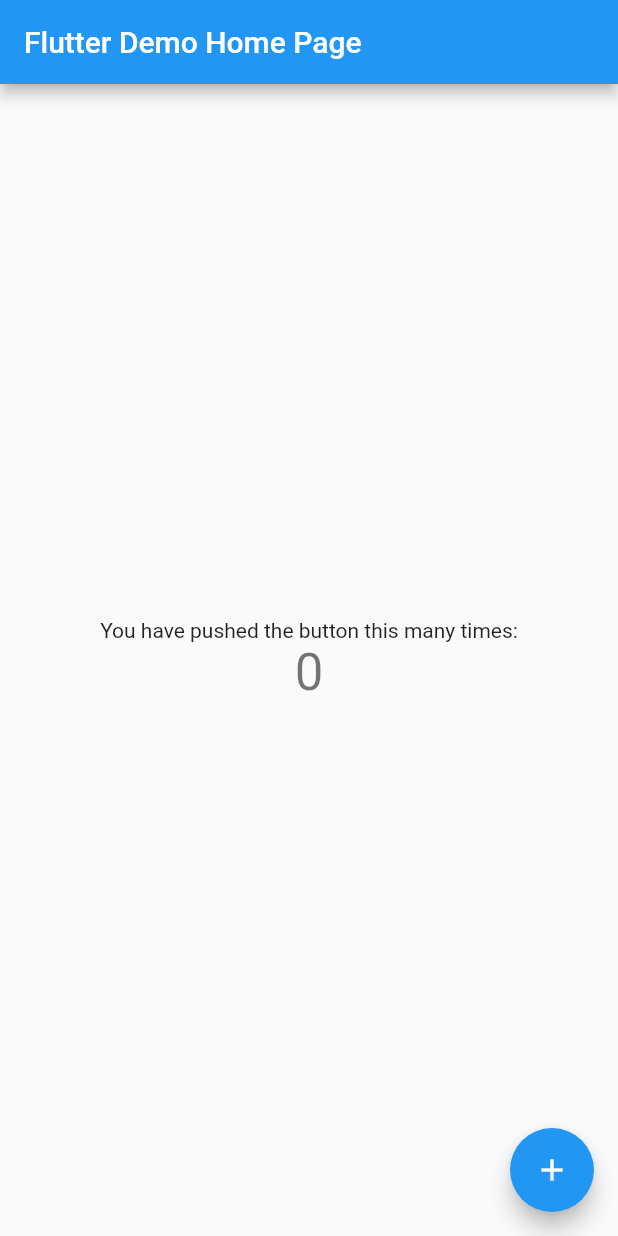
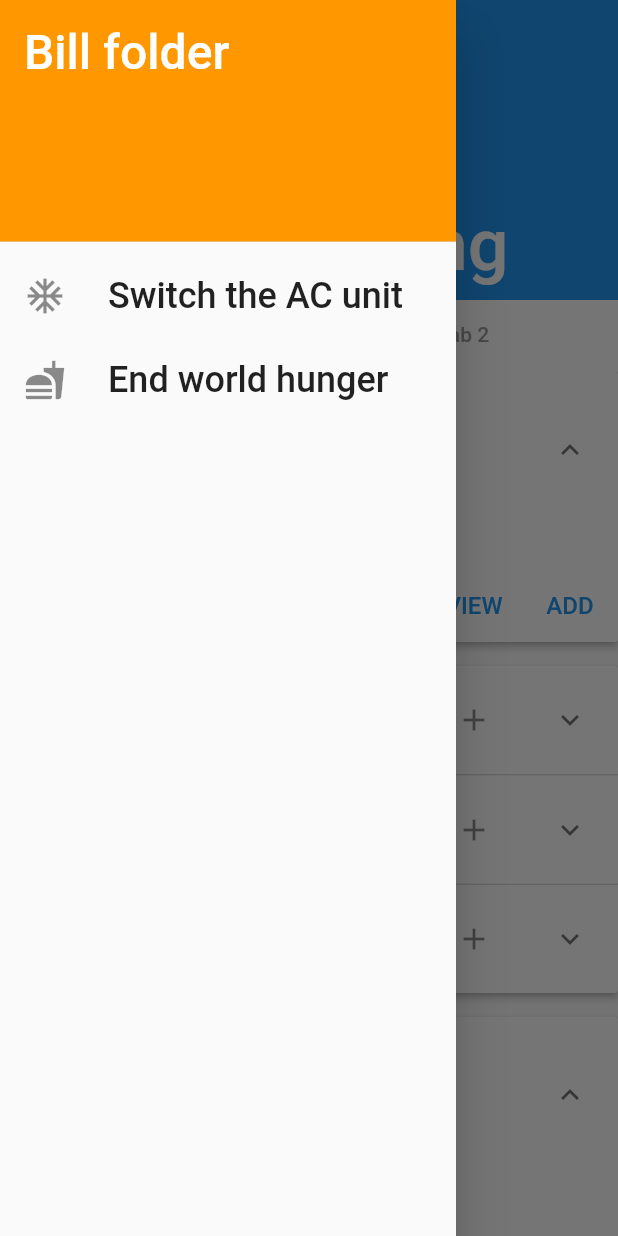
Before and after one commit to GrzegorzKazana/bill-folder, a Flutter app: the screen it shows after launch, with the side drawer open (before the commit the screen has no drawer), on a phone screen of 412 x 824 dp. Run offline on Flutter 3.47's test engine with Material 2 defaults, Android fonts, the phone set to English and light mode, and no system bars.

Commit message:
feat: general idea of ui in first view

```diff
--- a/lib/main.dart
+++ b/lib/main.dart
@@ -1,117 +1,21 @@
 import 'package:flutter/material.dart';
+
+import 'modules/bank_overwiev/BankOverViewPage.dart';
 
 void main() {
   runApp(MyApp());
 }
 
 class MyApp extends StatelessWidget {
-  // This widget is the root of your application.
   @override
   Widget build(BuildContext context) {
     return MaterialApp(
-      title: 'Flutter Demo',
+      title: 'Bill folder',
       theme: ThemeData(
-        // This is the theme of your application.
-        //
-        // Try running your application with "flutter run". You'll see the
-        // application has a blue toolbar. Then, without quitting the app, try
-        // changing the primarySwatch below to Colors.green and then invoke
-        // "hot reload" (press "r" in the console where you ran "flutter run",
-        // or simply save your changes to "hot reload" in a Flutter IDE).
-        // Notice that the counter didn't reset back to zero; the application
-        // is not restarted.
         primarySwatch: Colors.blue,
-        // This makes the visual density adapt to the platform that you run
-        // the app on. For desktop platforms, the controls will be smaller and
-        // closer together (more dense) than on mobile platforms.
         visualDensity: VisualDensity.adaptivePlatformDensity,
       ),
-      home: MyHomePage(title: 'Flutter Demo Home Page'),
+      home: MyHomePage(),
     );
   }
 }
-
-class MyHomePage extends StatefulWidget {
-  MyHomePage({Key key, this.title}) : super(key: key);
-
-  // This widget is the home page of your application. It is stateful, meaning
-  // that it has a State object (defined below) that contains fields that affect
-  // how it looks.
-
-  // This class is the configuration for the state. It holds the values (in this
-  // case the title) provided by the parent (in this case the App widget) and
-  // used by the build method of the State. Fields in a Widget subclass are
-  // always marked "final".
-
-  final String title;
-
-  @override
-  _MyHomePageState createState() => _MyHomePageState();
-}
-
-class _MyHomePageState extends State<MyHomePage> {
-  int _counter = 0;
-
-  void _incrementCounter() {
-    setState(() {
-      // This call to setState tells the Flutter framework that something has
-      // changed in this State, which causes it to rerun the build method below
-      // so that the display can reflect the updated values. If we changed
-      // _counter without calling setState(), then the build method would not be
-      // called again, and so nothing would appear to happen.
-      _counter++;
-    });
-  }
-
-  @override
-  Widget build(BuildContext context) {
-    // This method is rerun every time setState is called, for instance as done
-    // by the _incrementCounter method above.
-    //
-    // The Flutter framework has been optimized to make rerunning build methods
-    // fast, so that you can just rebuild anything that needs updating rather
-    // than having to individually change instances of widgets.
-    return Scaffold(
-      appBar: AppBar(
-        // Here we take the value from the MyHomePage object that was created by
-        // the App.build method, and use it to set our appbar title.
-        title: Text(widget.title),
-      ),
-      body: Center(
-        // Center is a layout widget. It takes a single child and positions it
-        // in the middle of the parent.
-        child: Column(
-          // Column is also a layout widget. It takes a list of children and
-          // arranges them vertically. By default, it sizes itself to fit its
-          // children horizontally, and tries to be as tall as its parent.
-          //
-          // Invoke "debug painting" (press "p" in the console, choose the
-          // "Toggle Debug Paint" action from the Flutter Inspector in Android
-          // Studio, or the "Toggle Debug Paint" command in Visual Studio Code)
-          // to see the wireframe for each widget.
-          //
-          // Column has various properties to control how it sizes itself and
-          // how it positions its children. Here we use mainAxisAlignment to
-          // center the children vertically; the main axis here is the vertical
-          // axis because Columns are vertical (the cross axis would be
-          // horizontal).
-          mainAxisAlignment: MainAxisAlignment.center,
-          children: <Widget>[
-            Text(
-              'You have pushed the button this many times:',
-            ),
-            Text(
-              '$_counter',
-              style: Theme.of(context).textTheme.headline4,
-            ),
-          ],
-        ),
-      ),
-      floatingActionButton: FloatingActionButton(
-        onPressed: _incrementCounter,
-        tooltip: 'Increment',
-        child: Icon(Icons.add),
-      ), // This trailing comma makes auto-formatting nicer for build methods.
-    );
-  }
-}
--- /dev/null
+++ b/lib/modules/bank_overwiev/BankOverViewPage.dart
@@ -0,0 +1,59 @@
+import 'package:flutter/material.dart';
+
+import 'components/bank_app_bar.dart';
+import 'components/bank_tab_header.dart';
+import 'components/bank_overview_drawer.dart';
+import 'containers/person_summary_list.dart';
+
+class MyHomePage extends StatelessWidget {
+  final _tabs = ["Tab 1", "Tab 2"];
+
+  List<Widget> _buildHeader(BuildContext context, bool innerBoxIsScrolled) {
+    return [
+      SliverOverlapAbsorber(
+        handle: NestedScrollView.sliverOverlapAbsorberHandleFor(context),
+        sliver: BankAppBar(),
+      ),
+      SliverPersistentHeader(
+          pinned: true,
+          delegate: BandTabPersistentHeaderDelegate(bankTabHeader(_tabs))),
+    ];
+  }
+
+  Widget _buildTab(String tabName, {Widget child}) {
+    return SafeArea(
+      top: false,
+      bottom: false,
+      child: Builder(
+        builder: (context) => CustomScrollView(
+          key: PageStorageKey<String>(tabName),
+          slivers: <Widget>[
+            SliverOverlapInjector(
+              handle: NestedScrollView.sliverOverlapAbsorberHandleFor(context),
+            ),
+            SliverToBoxAdapter(child: child),
+          ],
+        ),
+      ),
+    );
+  }
+
+  @override
+  Widget build(BuildContext context) {
+    return DefaultTabController(
+        length: _tabs.length,
+        child: Scaffold(
+          body: NestedScrollView(
+            headerSliverBuilder: _buildHeader,
+            body: TabBarView(
+              children: _tabs
+                  .map((name) => _buildTab(name, child: PersonSummaryList()))
+                  .toList(),
+            ),
+          ),
+          drawer: Drawer(
+            child: BankOverviewDrawer(),
+          ),
+        ));
+  }
+}
--- /dev/null
+++ b/lib/modules/bank_overwiev/components/bank_app_bar.dart
@@ -0,0 +1,17 @@
+import 'package:flutter/material.dart';
+
+class BankAppBar extends StatelessWidget {
+  @override
+  Widget build(BuildContext context) {
+    return SliverAppBar(
+      floating: false,
+      pinned: true,
+      expandedHeight: 200,
+      flexibleSpace: FlexibleSpaceBar(
+        centerTitle: true,
+        title: Text("Thingy thing", style: TextStyle(fontSize: 32)),
+        titlePadding: EdgeInsets.symmetric(vertical: 8),
+      ),
+    );
+  }
+}
--- /dev/null
+++ b/lib/modules/bank_overwiev/components/bank_overview_drawer.dart
@@ -0,0 +1,24 @@
+import 'package:flutter/material.dart';
+
+class BankOverviewDrawer extends StatelessWidget {
+  Widget _buildDrawerListItem({IconData icon, String title}) {
+    return ListTile(
+        leading: Icon(icon, size: 28),
+        title: Text(title, style: TextStyle(fontSize: 24)));
+  }
+
+  @override
+  Widget build(BuildContext context) {
+    return ListView(
+      children: [
+        DrawerHeader(
+          decoration: BoxDecoration(color: Colors.orange),
+          child: Text("Bill folder",
+              style: TextStyle(color: Colors.white, fontSize: 32)),
+        ),
+        _buildDrawerListItem(icon: Icons.ac_unit, title: "Switch the AC unit"),
+        _buildDrawerListItem(icon: Icons.fastfood, title: "End world hunger"),
+      ],
+    );
+  }
+}
--- /dev/null
+++ b/lib/modules/bank_overwiev/components/bank_tab_header.dart
@@ -0,0 +1,34 @@
+import 'package:flutter/material.dart';
+
+TabBar bankTabHeader(List<String> tabs) {
+  return TabBar(
+    labelColor: Colors.black87,
+    unselectedLabelColor: Colors.grey,
+    tabs: tabs.map((tab) => Tab(text: tab)).toList(),
+  );
+}
+
+class BandTabPersistentHeaderDelegate extends SliverPersistentHeaderDelegate {
+  final TabBar _tabBar;
+
+  BandTabPersistentHeaderDelegate(this._tabBar);
+
+  @override
+  double get minExtent => _tabBar.preferredSize.height;
+  @override
+  double get maxExtent => _tabBar.preferredSize.height;
+
+  @override
+  Widget build(
+      BuildContext context, double shrinkOffset, bool overlapsContent) {
+    return new Container(
+      child: _tabBar,
+      color: Colors.white,
+    );
+  }
+
+  @override
+  bool shouldRebuild(BandTabPersistentHeaderDelegate oldDelegate) {
+    return false;
+  }
+}
--- /dev/null
+++ b/lib/modules/bank_overwiev/components/person_bill_summary_detail.dart
@@ -0,0 +1,31 @@
+import 'package:flutter/material.dart';
+
+class PersonBillSummaryDetail extends StatelessWidget {
+  @override
+  Widget build(BuildContext context) {
+    return Column(
+      children: [
+        Row(
+          mainAxisAlignment: MainAxisAlignment.center,
+          children: [
+            Text(
+              "Test",
+              style: TextStyle(fontSize: 24),
+            )
+          ],
+        ),
+        Row(
+          mainAxisAlignment: MainAxisAlignment.end,
+          children: [
+            TextButton(
+                onPressed: () {},
+                child: Text("VIEW", style: TextStyle(fontSize: 16))),
+            TextButton(
+                onPressed: () {},
+                child: Text("ADD", style: TextStyle(fontSize: 16)))
+          ],
+        )
+      ],
+    );
+  }
+}
--- /dev/null
+++ b/lib/modules/bank_overwiev/components/person_bill_summary_header.dart
@@ -0,0 +1,23 @@
+import 'package:flutter/material.dart';
+
+class PersonBillSummaryHeader extends StatelessWidget {
+  final bool isExpanded;
+
+  PersonBillSummaryHeader({this.isExpanded});
+
+  @override
+  Widget build(BuildContext context) {
+    return ListTile(
+        title: Text("test!"),
+        subtitle: Text("KEK"),
+        trailing: !isExpanded
+            ? IconButton(
+                icon: Icon(Icons.add),
+                tooltip: "Add payment",
+                onPressed: () {
+                  print("Pressed add payment butotn");
+                },
+              )
+            : null);
+  }
+}
--- /dev/null
+++ b/lib/modules/bank_overwiev/containers/person_summary_list.dart
@@ -0,0 +1,36 @@
+import 'package:flutter/material.dart';
+
+import '../components/person_bill_summary_header.dart';
+import '../components/person_bill_summary_detail.dart';
+
+class PersonSummaryList extends StatefulWidget {
+  @override
+  State<StatefulWidget> createState() => _PersonSummaryListState();
+}
+
+class _PersonSummaryListState extends State<PersonSummaryList> {
+  List<bool> _openItems = [true, false, false, false, true, false, true, false];
+
+  void _toggleItemOpen(int index, bool isExpanded) {
+    setState(() {
+      _openItems[index] = !isExpanded;
+    });
+  }
+
+  @override
+  Widget build(BuildContext context) {
+    return ExpansionPanelList(
+        expansionCallback: _toggleItemOpen,
+        children: _openItems
+            .map((item) => ExpansionPanel(
+                  isExpanded: item,
+                  canTapOnHeader: true,
+                  headerBuilder: (BuildContext context, bool isExpanded) =>
+                      PersonBillSummaryHeader(
+                    isExpanded: isExpanded,
+                  ),
+                  body: PersonBillSummaryDetail(),
+                ))
+            .toList());
+  }
+}
```
